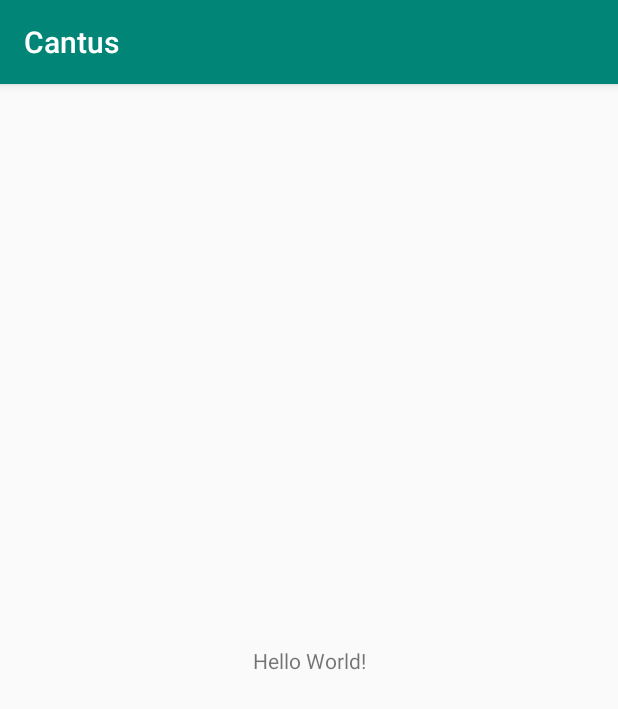
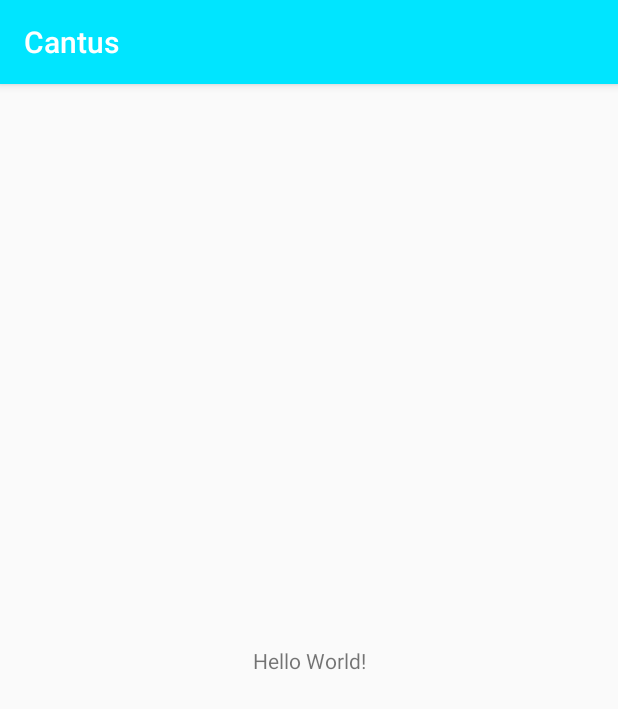
Before and after one commit to Playdric/cantus, an Android app: the screen it shows after launch (MainActivity), on a phone screen of 412 x 824 dp. Shown: the top 709 px of the screen. Run offline under Robolectric (Android 15) with nearby library versions, the phone set to English and light mode, and no system bars.

Commit message:
💄 update colors

```diff
--- a/app/src/main/res/values/colors.xml
+++ b/app/src/main/res/values/colors.xml
@@ -1,6 +1,11 @@
 <?xml version="1.0" encoding="utf-8"?>
 <resources>
-    <color name="colorPrimary">#008577</color>
-    <color name="colorPrimaryDark">#00574B</color>
-    <color name="colorAccent">#D81B60</color>
+    <color name="primaryColor">#00e5ff</color>
+    <color name="primaryLightColor">#6effff</color>
+    <color name="primaryDarkColor">#00b2cc</color>
+    <color name="secondaryColor">#ff5722</color>
+    <color name="secondaryLightColor">#ff8a50</color>
+    <color name="secondaryDarkColor">#c41c00</color>
+    <color name="primaryTextColor">#000000</color>
+    <color name="secondaryTextColor">#000000</color>
 </resources>
--- a/app/src/main/res/values/styles.xml
+++ b/app/src/main/res/values/styles.xml
@@ -3,9 +3,9 @@
     <!-- Base application theme. -->
     <style name="AppTheme" parent="Theme.AppCompat.Light.DarkActionBar">
         <!-- Customize your theme here. -->
-        <item name="colorPrimary">@color/colorPrimary</item>
-        <item name="colorPrimaryDark">@color/colorPrimaryDark</item>
-        <item name="colorAccent">@color/colorAccent</item>
+        <item name="colorPrimary">@color/primaryColor</item>
+        <item name="colorPrimaryDark">@color/primaryDarkColor</item>
+        <item name="colorAccent">@color/secondaryColor</item>
     </style>
 
 </resources>
```
